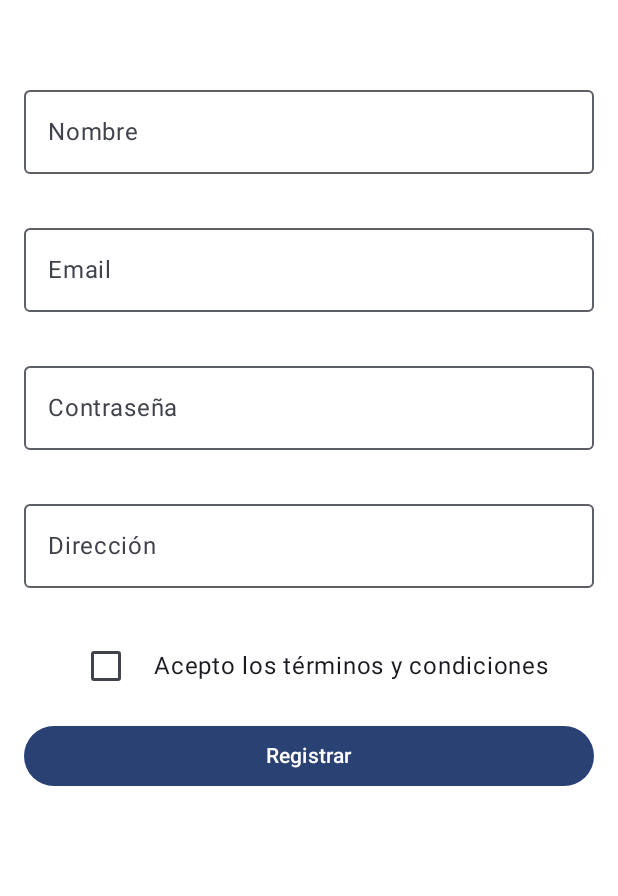
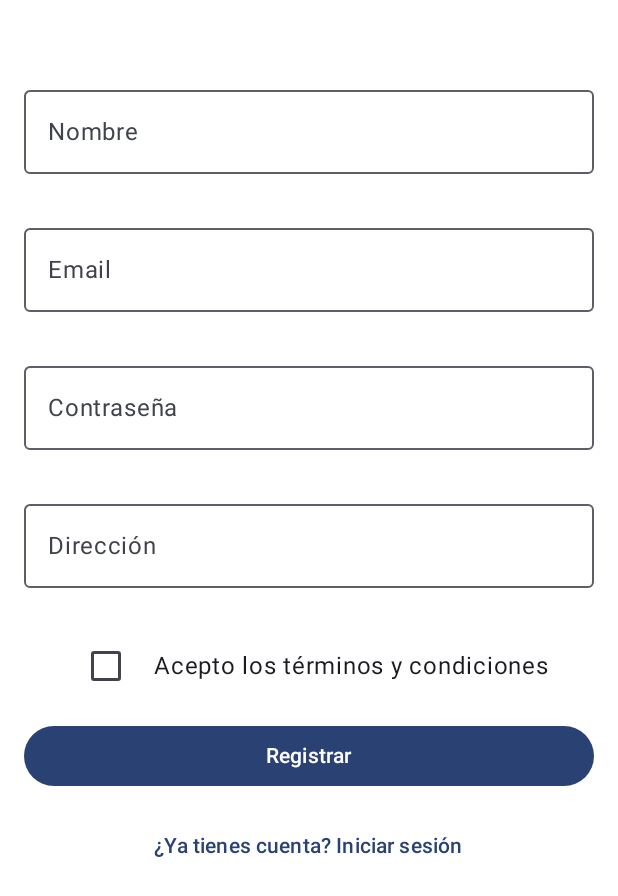
Before and after one commit to ERAM4/kolin, an Android app built with Jetpack Compose: the RegistroScreen screen opened through its navigation route, on a phone screen of 412 x 824 dp. Shown: the top 896 px of the screen. Run offline under Robolectric (Android 15) with nearby library versions, the phone set to English and light mode, and no system bars.

```diff
--- a/app/src/main/java/com/example/teacherstore/MainActivity.kt
+++ b/app/src/main/java/com/example/teacherstore/MainActivity.kt
@@ -16,6 +16,8 @@ import androidx.navigation.compose.rememberNavController
 import com.example.teacherstore.navigation.AppRoute
 import com.example.teacherstore.navigation.NavigationEvent
 import com.example.teacherstore.ui.screens.HomeScreen
+import com.example.teacherstore.ui.screens.LoginScreen
+import com.example.teacherstore.ui.screens.MainScreen
 import com.example.teacherstore.ui.screens.ProfileScreen
 import com.example.teacherstore.ui.screens.RegistroScreen
 import com.example.teacherstore.ui.theme.TeacherStoreTheme
@@ -35,8 +37,8 @@ class MainActivity : ComponentActivity() {
 
         setContent {
             TeacherStoreTheme{
-                val viewModel: MainViewModel= viewModel()
-                val viewModelRegistro: UsuarioViewModel=viewModel()
+                val mainViewModel: MainViewModel= viewModel()
+                val usuarioViewModel: UsuarioViewModel=viewModel()
                 val navController = rememberNavController()
 
                 /**La función LaunchedEffect en Jetpack Compose se usa para ejecutar
@@ -51,7 +53,7 @@ class MainActivity : ComponentActivity() {
                  * */
                 LaunchedEffect(Unit) {
 
-                    viewModel.navEvents.collectLatest {
+                    mainViewModel.navEvents.collectLatest {
                         event ->
                         when(event){
                             is NavigationEvent.NavigateTo ->{
@@ -97,21 +99,27 @@ class MainActivity : ComponentActivity() {
                     innerPadding ->
                     NavHost(
                         navController=navController,
-                        startDestination = AppRoute.Register.route,
+                        startDestination = AppRoute.Main.route,
                         modifier = Modifier.padding(innerPadding)
 
                     ){
                         composable(AppRoute.Home.route) {
-                            HomeScreen(viewModel,navController)
+                            HomeScreen(mainViewModel,navController)
                         }
                         composable(AppRoute.Register.route) {
-                            RegistroScreen(viewModelRegistro,navController)
+                            RegistroScreen(mainViewModel,usuarioViewModel,navController)
                         }
                         composable(AppRoute.Profile.route) {
-                            ProfileScreen(viewModel,navController)
+                            ProfileScreen(mainViewModel,navController)
                         }
                         composable(AppRoute.Settings.route) {
                             //SettingScreen(navController,viewModel)
+                        }
+                        composable(AppRoute.Main.route){
+                            MainScreen(mainViewModel, navController)
+                        }
+                        composable(AppRoute.Login.route){
+                            LoginScreen(mainViewModel,usuarioViewModel,navController)
                         }
                     }
                 }
--- a/app/src/main/java/com/example/teacherstore/model/UsuarioUiState.kt
+++ b/app/src/main/java/com/example/teacherstore/model/UsuarioUiState.kt
@@ -1,6 +1,11 @@
 package com.example.teacherstore.model
 
 //Este modelo de datos será actualizado por el viewmodel
+
+data class LoginUIState(
+    val name: String="",
+    val password: String=""
+)
 data class UsuarioUiState(
     val nombre: String="",
     val correo: String="",
--- a/app/src/main/java/com/example/teacherstore/navigation/AppRoute.kt
+++ b/app/src/main/java/com/example/teacherstore/navigation/AppRoute.kt
@@ -5,6 +5,10 @@ sealed class AppRoute(val route:String) {
     data object Register: AppRoute("register")
     data object Profile: AppRoute("profile")
     data object Settings: AppRoute("settings")
+
+    data object Main: AppRoute("main")
+    data object Login: AppRoute("login")
+    data object Shop: AppRoute("shop")
 
     data class Detail (val itemId:String): AppRoute("detail/{itemId}")
     {
--- /dev/null
+++ b/app/src/main/java/com/example/teacherstore/ui/screens/MainScreen.kt
@@ -0,0 +1,42 @@
+package com.example.teacherstore.ui.screens
+
+import androidx.compose.foundation.layout.Arrangement
+import androidx.compose.foundation.layout.Column
+import androidx.compose.material3.Button
+import androidx.compose.material3.ExperimentalMaterial3Api
+import androidx.compose.material3.Scaffold
+import androidx.compose.material3.Text
+import androidx.compose.runtime.Composable
+import androidx.compose.ui.Alignment
+import androidx.lifecycle.viewmodel.compose.viewModel
+import androidx.navigation.NavController
+import com.example.teacherstore.navigation.AppRoute
+import com.example.teacherstore.viewmodel.MainViewModel
+
+@OptIn(ExperimentalMaterial3Api::class)
+@Composable
+fun MainScreen(
+    viewModel: MainViewModel = viewModel(),
+    navController: NavController
+){
+    Scaffold (){innerPadding->
+        Column (horizontalAlignment = Alignment.CenterHorizontally,
+                verticalArrangement = Arrangement.Center){
+            Text("Welcum to Level Up-gamer!")
+            Button(onClick = {
+                viewModel.navigateTo(AppRoute.Login)
+            }
+            ) {
+                Text("Go to login")
+            }
+            Button(onClick = {
+                viewModel.navigateTo(AppRoute.Register)
+            }) {
+                Text("Go to register")
+            }
+        }
+
+
+
+    }
+}
--- a/app/src/main/java/com/example/teacherstore/ui/screens/RegistroScreen.kt
+++ b/app/src/main/java/com/example/teacherstore/ui/screens/RegistroScreen.kt
@@ -1,6 +1,5 @@
 package com.example.teacherstore.ui.screens
 
-import android.R
 import androidx.compose.ui.graphics.Color
 import androidx.compose.foundation.layout.fillMaxSize
 import androidx.compose.foundation.layout.padding
@@ -11,32 +10,34 @@ import androidx.compose.foundation.layout.Row
 import androidx.compose.foundation.layout.Spacer
 import androidx.compose.foundation.layout.fillMaxWidth
 import androidx.compose.foundation.layout.width
-import androidx.compose.foundation.text.input.InputTransformation
-import androidx.compose.foundation.text.input.maxLength
 import androidx.compose.material3.Button
 import androidx.compose.material3.Checkbox
 import androidx.compose.material3.MaterialTheme
 import androidx.compose.material3.OutlinedTextField
 import androidx.compose.material3.Scaffold
 import androidx.compose.material3.Text
+import androidx.compose.material3.TextButton
 import androidx.compose.runtime.collectAsState
 import androidx.compose.runtime.getValue
 import androidx.compose.ui.Alignment
 import androidx.compose.ui.Modifier
 import androidx.compose.ui.text.input.PasswordVisualTransformation
 import androidx.compose.ui.unit.dp
+import androidx.lifecycle.viewmodel.compose.viewModel
 import androidx.navigation.NavController
 import com.example.teacherstore.navigation.AppRoute
+import com.example.teacherstore.viewmodel.MainViewModel
 import com.example.teacherstore.viewmodel.UsuarioViewModel
 
 
 @Composable
 fun RegistroScreen(
 
-    viewModel: UsuarioViewModel,
+    mainViewModel: MainViewModel = viewModel(),
+    userViewModel: UsuarioViewModel = viewModel(),
     navController: NavController
 ){
-    val estado by viewModel.estado.collectAsState()
+    val estado by userViewModel.estado.collectAsState()
     Scaffold(
         containerColor = Color.White, // Set your desired background color here
         content = { paddingValues ->
@@ -55,7 +56,7 @@ fun RegistroScreen(
                 Text(estado.nombre)
                 OutlinedTextField(
                     value = estado.nombre,
-                    onValueChange = viewModel::onNombreChange,
+                    onValueChange = userViewModel::onNombreChange,
                     label = {Text("Nombre")},
                     isError = estado.errores.nombre!=null,
                     singleLine = true,
@@ -72,7 +73,7 @@ fun RegistroScreen(
                 //campo para el correo
                 OutlinedTextField(
                     value = estado.correo,
-                    onValueChange = viewModel::onCorreoChange,
+                    onValueChange = userViewModel::onCorreoChange,
                     label = {Text("Email")},
                     isError = estado.errores.correo!=null,
                     singleLine = true,
@@ -89,7 +90,7 @@ fun RegistroScreen(
 
                 OutlinedTextField(
                     value = estado.contrasena,
-                    onValueChange = viewModel::onContrasenaChange,
+                    onValueChange = userViewModel::onContrasenaChange,
                     label = {Text("Contraseña")},
                     isError = estado.errores.contrasena!=null,
                     visualTransformation = PasswordVisualTransformation(),
@@ -105,7 +106,7 @@ fun RegistroScreen(
 
                 OutlinedTextField(
                     value = estado.direccion,
-                    onValueChange = viewModel::onDireccionChange,
+                    onValueChange = userViewModel::onDireccionChange,
                     label = {Text("Dirección")},
                     isError = estado.errores.direccion!=null,
                     singleLine = true,
@@ -122,7 +123,7 @@ fun RegistroScreen(
                 Row(verticalAlignment = Alignment.CenterVertically) {
                     Checkbox(
                         checked = estado.aceptaTerminos,
-                        onCheckedChange = viewModel::onAceptarTerminosChange
+                        onCheckedChange = userViewModel::onAceptarTerminosChange
                     )
                     Spacer(Modifier.width(8.dp))
                     Text("Acepto los términos y condiciones")
@@ -130,7 +131,7 @@ fun RegistroScreen(
                 }
                 Button(
                     onClick = {
-                        if (viewModel.estaValidadoElFormulario() && estado.aceptaTerminos) {
+                        if (userViewModel.estaValidadoElFormulario() && estado.aceptaTerminos) {
                             //El nav controller debería ir a la pantalla de resumen
                             navController.navigate(AppRoute.Home.route)
 
@@ -142,6 +143,10 @@ fun RegistroScreen(
                     Text("Registrar")
                 }
 
+                TextButton(onClick = {navController.navigate(AppRoute.Login.route)}) {
+                    Text(text = "¿Ya tienes cuenta? Iniciar sesión")
+                }
+
             }
 
         }
--- a/app/src/main/java/com/example/teacherstore/viewmodel/UsuarioViewModel.kt
+++ b/app/src/main/java/com/example/teacherstore/viewmodel/UsuarioViewModel.kt
@@ -2,6 +2,7 @@ package com.example.teacherstore.viewmodel
 
 import android.util.Patterns
 import androidx.lifecycle.ViewModel
+import com.example.teacherstore.model.LoginUIState
 import com.example.teacherstore.model.UsuarioErrores
 import com.example.teacherstore.model.UsuarioUiState
 import kotlinx.coroutines.flow.MutableStateFlow
@@ -10,6 +11,10 @@ import kotlinx.coroutines.flow.StateFlow
 import kotlinx.coroutines.flow.update
 
 class UsuarioViewModel: ViewModel() {
+
+    private val _loginState = MutableStateFlow(LoginUIState())
+    val loginState: StateFlow<LoginUIState> = _loginState
+
 
     //declaramos el estado interno mutable
     private val _estado= MutableStateFlow(UsuarioUiState())
@@ -36,6 +41,16 @@ class UsuarioViewModel: ViewModel() {
     fun onAceptarTerminosChange(nuevoAceptarTerminos: Boolean){
         _estado.update { it.copy(aceptaTerminos = nuevoAceptarTerminos) }
     }
+
+    fun onNameChangeLogin(newValue:String){
+        _loginState.update { it.copy(name = newValue) }
+    }
+
+    fun onPasswordChangeLogin(newValue:String){
+        _loginState.update { it.copy(password = newValue) }
+    }
+
+
 
     //validacion global del formulario
 
```
Also changed, not shown: app/src/main/java/com/example/teacherstore/ui/screens/LoginScreen.kt (added, +89 -0 lines).
